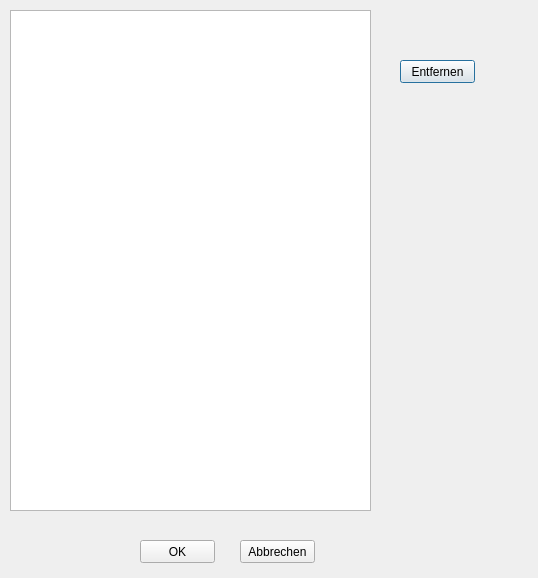
Qt form Dialoge/dialog_kostenstellen.ui (TischlerWilly/azwkz) before a commit.
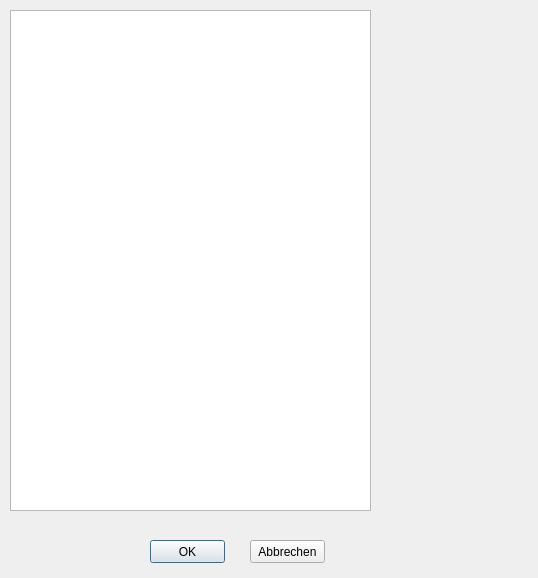
The same form after that commit.

What changed in the file:
```diff
--- a/Dialoge/dialog_kostenstellen.ui
+++ b/Dialoge/dialog_kostenstellen.ui
@@ -25,24 +25,14 @@
      <height>501</height>
     </rect>
    </property>
-  </widget>
-  <widget class="QPushButton" name="pushButton_entf">
-   <property name="geometry">
-    <rect>
-     <x>400</x>
-     <y>60</y>
-     <width>75</width>
-     <height>23</height>
-    </rect>
-   </property>
-   <property name="text">
-    <string>Entfernen</string>
+   <property name="toolTip">
+    <string>&lt;html&gt;&lt;head/&gt;&lt;body&gt;&lt;p&gt;Kostenselle löschen: Doppelklick auf die Nr, dann Nr entfernen, dann Enter&lt;/p&gt;&lt;/body&gt;&lt;/html&gt;</string>
    </property>
   </widget>
   <widget class="QPushButton" name="pushButton_ok">
    <property name="geometry">
     <rect>
-     <x>140</x>
+     <x>150</x>
      <y>540</y>
      <width>75</width>
      <height>23</height>
@@ -55,7 +45,7 @@
   <widget class="QPushButton" name="pushButton_abbrechen">
    <property name="geometry">
     <rect>
-     <x>240</x>
+     <x>250</x>
      <y>540</y>
      <width>75</width>
      <height>23</height>
```
Left out of the diff: 8 changed lines with no effect on the pictures.
